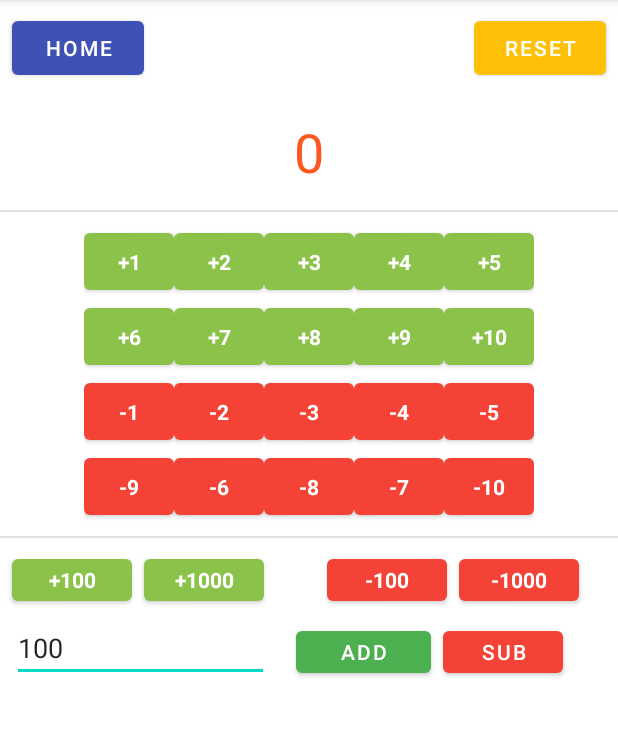
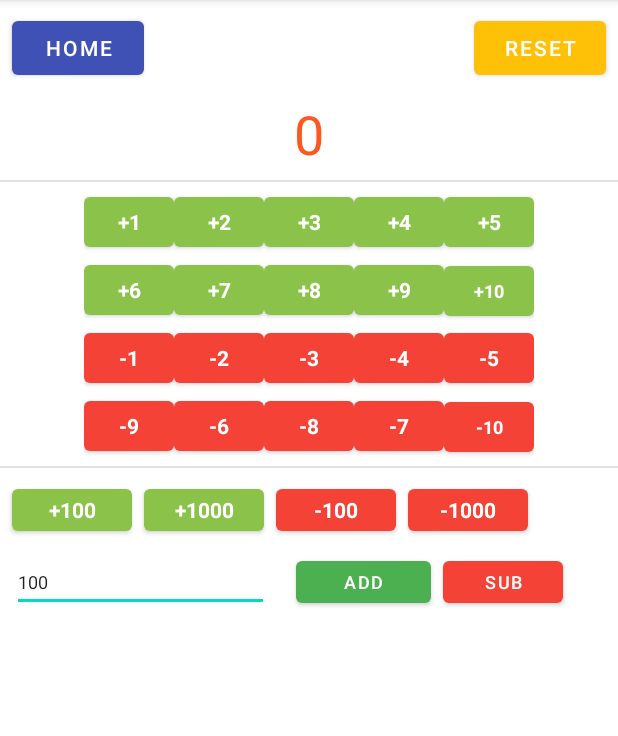
Before and after one commit to sanjeevchougala/AndroidStudioProjects, an Android app: the AddSub screen opened directly, with no data from a screen before it, on a phone screen of 412 x 824 dp, the part 84-820 px from its top. Run offline under Robolectric (Android 15) with nearby library versions, the phone set to English and light mode, and no system bars.

Commit message:
updated apps

```diff
--- a/FunOFunTimes/app/build.gradle
+++ b/FunOFunTimes/app/build.gradle
@@ -11,8 +11,8 @@ android {
         applicationId "com.funofuntime.funofuntimes"
         minSdkVersion 20
         targetSdkVersion 30
-        versionCode 3
-        versionName "3.0"
+        versionCode 4
+        versionName "4.0"
 
         testInstrumentationRunner "androidx.test.runner.AndroidJUnitRunner"
     }
--- a/FunOFunTimes/app/src/main/res/layout/activity_addsub.xml
+++ b/FunOFunTimes/app/src/main/res/layout/activity_addsub.xml
@@ -22,7 +22,7 @@
         android:id="@+id/resultText"
         android:layout_width="wrap_content"
         android:layout_height="wrap_content"
-        android:layout_marginBottom="16dp"
+        android:layout_marginBottom="8dp"
         android:textColor="#FF5722"
         android:textSize="36sp"
         app:layout_constraintBottom_toBottomOf="@id/divider2"
@@ -34,7 +34,7 @@
         android:id="@+id/divider2"
         android:layout_width="match_parent"
         android:layout_height="1dp"
-        android:layout_marginTop="140dp"
+        android:layout_marginTop="120dp"
         android:background="?android:attr/listDivider"
         app:layout_constraintTop_toTopOf="parent" />
 
@@ -52,7 +52,7 @@
         android:id="@+id/numTable"
         android:layout_width="wrap_content"
         android:layout_height="wrap_content"
-        android:layout_marginTop="8dp"
+        android:layout_marginTop="4dp"
         app:layout_constraintEnd_toEndOf="parent"
         app:layout_constraintHorizontal_bias="0.5"
         app:layout_constraintStart_toStartOf="parent"
@@ -70,7 +70,7 @@
                 <Button
                     android:id="@+id/plus1"
                     android:layout_width="60dp"
-                    android:layout_height="50dp"
+                    android:layout_height="45dp"
                     android:tag="1"
                     android:text="@string/_1"
                     android:textAppearance="@style/TextAppearance.AppCompat.Large"
@@ -82,7 +82,7 @@
                 <Button
                     android:id="@+id/plus2"
                     android:layout_width="60dp"
-                    android:layout_height="50dp"
+                    android:layout_height="45dp"
                     android:tag="2"
                     android:text="@string/_2"
                     android:textAppearance="@style/TextAppearance.AppCompat.Large"
@@ -94,7 +94,7 @@
                 <Button
                     android:id="@+id/plus3"
                     android:layout_width="60dp"
-                    android:layout_height="50dp"
+                    android:layout_height="45dp"
                     android:tag="3"
                     android:text="@string/_3"
                     android:textAppearance="@style/TextAppearance.AppCompat.Large"
@@ -106,7 +106,7 @@
                 <Button
                     android:id="@+id/plus4"
                     android:layout_width="60dp"
-                    android:layout_height="50dp"
+                    android:layout_height="45dp"
                     android:tag="4"
                     android:text="@string/_4"
                     android:textAppearance="@style/TextAppearance.AppCompat.Large"
@@ -118,7 +118,7 @@
                 <Button
                     android:id="@+id/plus5"
                     android:layout_width="60dp"
-                    android:layout_height="50dp"
+                    android:layout_height="45dp"
                     android:tag="5"
                     android:text="@string/_5"
                     android:textAppearance="@style/TextAppearance.AppCompat.Large"
@@ -137,7 +137,7 @@
                 <Button
                     android:id="@+id/plus6"
                     android:layout_width="60dp"
-                    android:layout_height="50dp"
+                    android:layout_height="45dp"
                     android:tag="6"
                     android:text="@string/_6"
                     android:textAppearance="@style/TextAppearance.AppCompat.Large"
@@ -149,7 +149,7 @@
                 <Button
                     android:id="@+id/plus7"
                     android:layout_width="60dp"
-                    android:layout_height="50dp"
+                    android:layout_height="45dp"
                     android:tag="7"
                     android:text="@string/_7"
                     android:textAppearance="@style/TextAppearance.AppCompat.Large"
@@ -161,7 +161,7 @@
                 <Button
                     android:id="@+id/plus8"
                     android:layout_width="60dp"
-                    android:layout_height="50dp"
+                    android:layout_height="45dp"
                     android:tag="8"
                     android:text="@string/_8"
                     android:textAppearance="@style/TextAppearance.AppCompat.Large"
@@ -173,7 +173,7 @@
                 <Button
                     android:id="@+id/plus9"
                     android:layout_width="60dp"
-                    android:layout_height="50dp"
+                    android:layout_height="45dp"
                     android:tag="9"
                     android:text="@string/_9"
                     android:textAppearance="@style/TextAppearance.AppCompat.Large"
@@ -185,11 +185,11 @@
                 <Button
                     android:id="@+id/plus10"
                     android:layout_width="60dp"
-                    android:layout_height="50dp"
+                    android:layout_height="45dp"
                     android:tag="10"
                     android:text="@string/_10"
                     android:textAppearance="@style/TextAppearance.AppCompat.Large"
-                    android:textSize="14sp"
+                    android:textSize="12sp"
                     android:textStyle="bold"
                     app:backgroundTint="#8BC34A"
                     app:backgroundTintMode="add" />
@@ -203,7 +203,7 @@
                 <Button
                     android:id="@+id/minus1"
                     android:layout_width="60dp"
-                    android:layout_height="50dp"
+                    android:layout_height="45dp"
                     android:tag="-1"
                     android:text="@string/minus1"
                     android:textAppearance="@style/TextAppearance.AppCompat.Large"
@@ -215,7 +215,7 @@
                 <Button
                     android:id="@+id/minus2"
                     android:layout_width="60dp"
-                    android:layout_height="50dp"
+                    android:layout_height="45dp"
                     android:tag="-2"
                     android:text="@string/minus2"
                     android:textAppearance="@style/TextAppearance.AppCompat.Large"
@@ -227,7 +227,7 @@
                 <Button
                     android:id="@+id/minus3"
                     android:layout_width="60dp"
-                    android:layout_height="50dp"
+                    android:layout_height="45dp"
                     android:tag="-3"
                     android:text="@string/minus3"
                     android:textAppearance="@style/TextAppearance.AppCompat.Large"
@@ -239,7 +239,7 @@
                 <Button
                     android:id="@+id/minus4"
                     android:layout_width="60dp"
-                    android:layout_height="50dp"
+                    android:layout_height="45dp"
                     android:tag="-4"
                     android:text="@string/minus4"
                     android:textAppearance="@style/TextAppearance.AppCompat.Large"
@@ -251,7 +251,7 @@
                 <Button
                     android:id="@+id/minus5"
                     android:layout_width="60dp"
-                    android:layout_height="50dp"
+                    android:layout_height="45dp"
                     android:tag="-5"
                     android:text="@string/minus5"
                     android:textAppearance="@style/TextAppearance.AppCompat.Large"
@@ -270,7 +270,7 @@
                 <Button
                     android:id="@+id/minus9"
                     android:layout_width="60dp"
-                    android:layout_height="50dp"
+                    android:layout_height="45dp"
                     android:tag="-9"
                     android:text="@string/minus9"
                     android:textAppearance="@style/TextAppearance.AppCompat.Large"
@@ -282,7 +282,7 @@
                 <Button
                     android:id="@+id/minus6"
                     android:layout_width="60dp"
-                    android:layout_height="50dp"
+                    android:layout_height="45dp"
                     android:tag="-6"
                     android:text="@string/minus6"
                     android:textAppearance="@style/TextAppearance.AppCompat.Large"
@@ -294,7 +294,7 @@
                 <Button
                     android:id="@+id/minus8"
                     android:layout_width="60dp"
-                    android:layout_height="50dp"
+                    android:layout_height="45dp"
                     android:tag="-8"
                     android:text="@string/minus8"
                     android:textAppearance="@style/TextAppearance.AppCompat.Large"
@@ -306,7 +306,7 @@
                 <Button
                     android:id="@+id/minus7"
                     android:layout_width="60dp"
-                    android:layout_height="50dp"
+                    android:layout_height="45dp"
                     android:tag="-7"
                     android:text="@string/minus7"
                     android:textAppearance="@style/TextAppearance.AppCompat.Large"
@@ -318,11 +318,11 @@
                 <Button
                     android:id="@+id/minus10"
                     android:layout_width="60dp"
-                    android:layout_height="50dp"
+                    android:layout_height="45dp"
                     android:tag="-10"
                     android:text="@string/minus10"
                     android:textAppearance="@style/TextAppearance.AppCompat.Large"
-                    android:textSize="14sp"
+                    android:textSize="12sp"
                     android:textStyle="bold"
                     app:backgroundTint="#F44336"
                     app:backgroundTintMode="add" />
@@ -334,7 +334,7 @@
         android:id="@+id/divider3"
         android:layout_width="match_parent"
         android:layout_height="1dp"
-        android:layout_marginTop="8dp"
+        android:layout_marginTop="4dp"
         android:background="?android:attr/listDivider"
         app:layout_constraintTop_toBottomOf="@+id/numTable" />
 
@@ -375,7 +375,7 @@
         android:id="@+id/minus100"
         android:layout_width="80dp"
         android:layout_height="40dp"
-        android:layout_marginStart="42dp"
+        android:layout_marginStart="8dp"
 
         android:layout_weight="1"
         android:tag="-100"
@@ -416,6 +416,7 @@
         android:importantForAutofill="no"
         android:inputType="number"
         android:text="@string/L100"
+        android:textSize="12sp"
         app:layout_constraintStart_toStartOf="parent"
         app:layout_constraintTop_toBottomOf="@id/plus100" />
 
@@ -426,6 +427,7 @@
         android:layout_marginStart="8dp"
         android:layout_weight="1"
         android:text="@string/sub"
+        android:textSize="12sp"
         app:backgroundTint="#F44336"
         app:layout_constraintBottom_toBottomOf="@+id/addButton"
         app:layout_constraintStart_toEndOf="@+id/addButton" />
@@ -437,6 +439,7 @@
         android:layout_marginStart="18dp"
         android:layout_weight="1"
         android:text="@string/plus"
+        android:textSize="12sp"
         app:backgroundTint="#4CAF50"
         app:layout_constraintBottom_toBottomOf="@+id/NumEditTextNumber"
         app:layout_constraintStart_toEndOf="@+id/NumEditTextNumber" />
--- a/FunOFunTimes/app/src/main/res/layout/activity_alphabet.xml
+++ b/FunOFunTimes/app/src/main/res/layout/activity_alphabet.xml
@@ -10,7 +10,6 @@
         android:layout_width="wrap_content"
         android:layout_height="wrap_content"
         android:layout_marginStart="4dp"
-        android:layout_marginTop="4dp"
         android:gravity="center_horizontal"
         android:textColor="#F44336"
         android:textSize="40sp"
--- a/FunOFunTimes/app/src/main/res/layout/activity_tic_tac_toe.xml
+++ b/FunOFunTimes/app/src/main/res/layout/activity_tic_tac_toe.xml
@@ -28,7 +28,7 @@
         android:layout_marginTop="8dp"
         android:text="@string/tic_tac_toe"
         android:textColor="#9C27B0"
-        android:textSize="30sp"
+        android:textSize="24sp"
         app:layout_constraintStart_toEndOf="@+id/homeButton"
         app:layout_constraintTop_toTopOf="parent" />
 
@@ -36,6 +36,7 @@
         android:id="@+id/playerSetUp"
         android:layout_width="346dp"
         android:layout_height="79dp"
+        android:layout_marginStart="8dp"
         android:layout_marginTop="8dp"
         app:layout_constraintEnd_toEndOf="parent"
         app:layout_constraintHorizontal_bias="0.5"
```
Also changed, not shown: FunOFunTimes/app/src/main/java/com/funofuntime/funofuntimes/TicTacToe.kt (+16 -3 lines), FunOFunTimes/app/src/main/res/layout/activity_alphabets.xml (+8 -10 lines), FunOFunTimes/app/src/main/res/layout/activity_num_multiplication_table.xml (+6 -67 lines), FunOFunTimes/app/src/main/res/layout/activity_num_practice.xml (+17 -16 lines).
